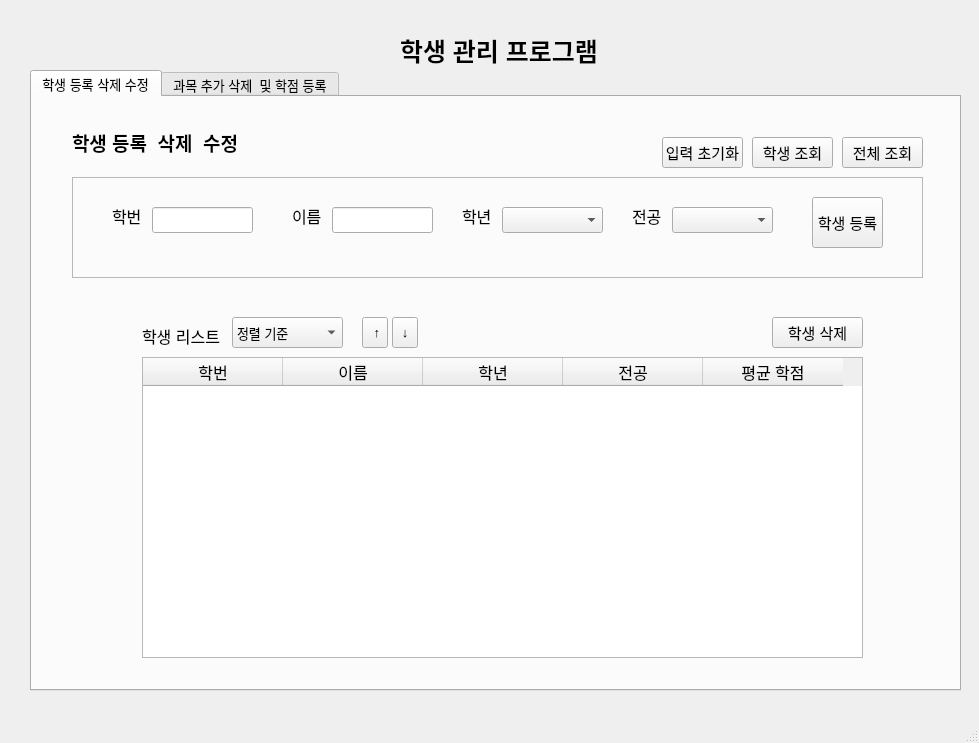
Before: the Qt Designer form mainwindow.ui in gunwoopyo/studentManagement, drawn with Qt 5.
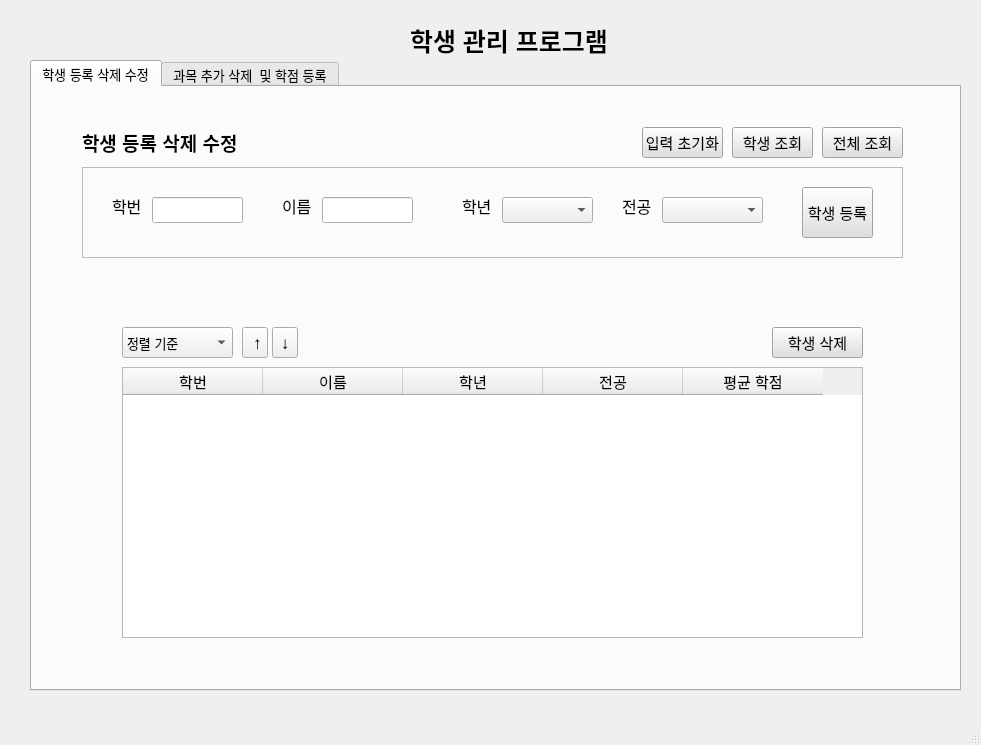
After: the same form once the commit is applied. The open tabs and pages were chosen to show the change.

Diff of the .ui file:
```diff
--- a/mainwindow.ui
+++ b/mainwindow.ui
@@ -6,8 +6,8 @@
    <rect>
     <x>0</x>
     <y>0</y>
-    <width>979</width>
-    <height>743</height>
+    <width>981</width>
+    <height>745</height>
    </rect>
   </property>
   <property name="font">
@@ -26,14 +26,29 @@
     <property name="geometry">
      <rect>
       <x>30</x>
-      <y>70</y>
+      <y>60</y>
       <width>931</width>
-      <height>621</height>
+      <height>631</height>
      </rect>
     </property>
+    <property name="tabletTracking">
+     <bool>false</bool>
+    </property>
+    <property name="tabPosition">
+     <enum>QTabWidget::TabPosition::North</enum>
+    </property>
+    <property name="tabShape">
+     <enum>QTabWidget::TabShape::Rounded</enum>
+    </property>
     <property name="currentIndex">
      <number>1</number>
     </property>
+    <property name="tabsClosable">
+     <bool>false</bool>
+    </property>
+    <property name="tabBarAutoHide">
+     <bool>false</bool>
+    </property>
     <widget class="QWidget" name="search">
      <attribute name="title">
       <string>학생 등록 삭제 수정</string>
@@ -41,24 +56,24 @@
      <widget class="QFrame" name="searchFrame">
       <property name="geometry">
        <rect>
-        <x>40</x>
+        <x>50</x>
         <y>80</y>
-        <width>851</width>
-        <height>101</height>
+        <width>821</width>
+        <height>91</height>
        </rect>
       </property>
       <property name="frameShape">
        <enum>QFrame::Shape::StyledPanel</enum>
       </property>
       <property name="frameShadow">
-       <enum>QFrame::Shadow::Raised</enum>
+       <enum>QFrame::Shadow::Plain</enum>
       </property>
       <widget class="QLineEdit" name="searchStudentIDText">
        <property name="geometry">
         <rect>
-         <x>80</x>
+         <x>70</x>
          <y>30</y>
-         <width>101</width>
+         <width>91</width>
          <height>26</height>
         </rect>
        </property>
@@ -66,9 +81,9 @@
       <widget class="QComboBox" name="searchYearComboBox">
        <property name="geometry">
         <rect>
-         <x>430</x>
+         <x>420</x>
          <y>30</y>
-         <width>101</width>
+         <width>91</width>
          <height>26</height>
         </rect>
        </property>
@@ -111,7 +126,7 @@
       <widget class="QLabel" name="searchYear">
        <property name="geometry">
         <rect>
-         <x>390</x>
+         <x>380</x>
          <y>30</y>
          <width>31</width>
          <height>18</height>
@@ -120,6 +135,7 @@
        <property name="font">
         <font>
          <pointsize>12</pointsize>
+         <bold>false</bold>
         </font>
        </property>
        <property name="text">
@@ -129,7 +145,7 @@
       <widget class="QComboBox" name="searchMajorComboBox">
        <property name="geometry">
         <rect>
-         <x>600</x>
+         <x>580</x>
          <y>30</y>
          <width>101</width>
          <height>26</height>
@@ -159,7 +175,7 @@
       <widget class="QLabel" name="searchMajor">
        <property name="geometry">
         <rect>
-         <x>560</x>
+         <x>540</x>
          <y>30</y>
          <width>31</width>
          <height>18</height>
@@ -168,6 +184,7 @@
        <property name="font">
         <font>
          <pointsize>12</pointsize>
+         <bold>false</bold>
         </font>
        </property>
        <property name="text">
@@ -177,7 +194,7 @@
       <widget class="QLabel" name="searchStudentID">
        <property name="geometry">
         <rect>
-         <x>40</x>
+         <x>30</x>
          <y>30</y>
          <width>31</width>
          <height>18</height>
@@ -186,6 +203,7 @@
        <property name="font">
         <font>
          <pointsize>12</pointsize>
+         <bold>false</bold>
         </font>
        </property>
        <property name="text">
@@ -195,9 +213,9 @@
       <widget class="QLineEdit" name="searchStudentNameText">
        <property name="geometry">
         <rect>
-         <x>260</x>
+         <x>240</x>
          <y>30</y>
-         <width>101</width>
+         <width>91</width>
          <height>26</height>
         </rect>
        </property>
@@ -205,7 +223,7 @@
       <widget class="QLabel" name="searchStudentName">
        <property name="geometry">
         <rect>
-         <x>220</x>
+         <x>200</x>
          <y>30</y>
          <width>31</width>
          <height>18</height>
@@ -214,6 +232,7 @@
        <property name="font">
         <font>
          <pointsize>12</pointsize>
+         <bold>false</bold>
         </font>
        </property>
        <property name="text">
@@ -223,7 +242,7 @@
       <widget class="QPushButton" name="registrationStudentPushButton">
        <property name="geometry">
         <rect>
-         <x>740</x>
+         <x>720</x>
          <y>20</y>
          <width>71</width>
          <height>51</height>
@@ -232,8 +251,14 @@
        <property name="font">
         <font>
          <pointsize>11</pointsize>
+         <bold>false</bold>
         </font>
        </property>
+       <property name="styleSheet">
+        <string notr="true">QPushButton {
+    background-color: #e0e0e0;
+}</string>
+       </property>
        <property name="text">
         <string>학생 등록</string>
        </property>
@@ -242,10 +267,10 @@
      <widget class="QTableWidget" name="searchTable">
       <property name="geometry">
        <rect>
-        <x>110</x>
-        <y>260</y>
-        <width>721</width>
-        <height>301</height>
+        <x>90</x>
+        <y>280</y>
+        <width>741</width>
+        <height>271</height>
        </rect>
       </property>
       <attribute name="horizontalHeaderDefaultSectionSize">
@@ -257,7 +282,7 @@
        </property>
        <property name="font">
         <font>
-         <pointsize>12</pointsize>
+         <pointsize>11</pointsize>
         </font>
        </property>
       </column>
@@ -267,7 +292,7 @@
        </property>
        <property name="font">
         <font>
-         <pointsize>12</pointsize>
+         <pointsize>11</pointsize>
         </font>
        </property>
       </column>
@@ -277,7 +302,7 @@
        </property>
        <property name="font">
         <font>
-         <pointsize>12</pointsize>
+         <pointsize>11</pointsize>
         </font>
        </property>
       </column>
@@ -287,7 +312,7 @@
        </property>
        <property name="font">
         <font>
-         <pointsize>12</pointsize>
+         <pointsize>11</pointsize>
         </font>
        </property>
       </column>
@@ -297,39 +322,26 @@
        </property>
        <property name="font">
         <font>
-         <pointsize>12</pointsize>
+         <pointsize>11</pointsize>
         </font>
        </property>
       </column>
      </widget>
-     <widget class="QLabel" name="label">
-      <property name="geometry">
-       <rect>
-        <x>110</x>
-        <y>230</y>
-        <width>81</width>
-        <height>18</height>
-       </rect>
-      </property>
-      <property name="font">
-       <font>
-        <pointsize>12</pointsize>
-        <bold>false</bold>
-       </font>
-      </property>
-      <property name="text">
-       <string>학생 리스트</string>
-      </property>
-     </widget>
      <widget class="QComboBox" name="searchSortComboBox">
       <property name="geometry">
        <rect>
-        <x>200</x>
-        <y>220</y>
+        <x>90</x>
+        <y>240</y>
         <width>111</width>
         <height>31</height>
        </rect>
       </property>
+      <property name="font">
+       <font>
+        <pointsize>10</pointsize>
+        <bold>false</bold>
+       </font>
+      </property>
       <item>
        <property name="text">
         <string>정렬 기준</string>
@@ -359,12 +371,18 @@
      <widget class="QToolButton" name="searchAscPushButton">
       <property name="geometry">
        <rect>
-        <x>330</x>
-        <y>220</y>
+        <x>210</x>
+        <y>240</y>
         <width>26</width>
         <height>31</height>
        </rect>
       </property>
+      <property name="font">
+       <font>
+        <pointsize>13</pointsize>
+        <bold>true</bold>
+       </font>
+      </property>
       <property name="text">
        <string> ↑</string>
       </property>
@@ -372,12 +390,18 @@
      <widget class="QToolButton" name="searchDescPushButton">
       <property name="geometry">
        <rect>
-        <x>360</x>
-        <y>220</y>
+        <x>240</x>
+        <y>240</y>
         <width>26</width>
         <height>31</height>
        </rect>
       </property>
+      <property name="font">
+       <font>
+        <pointsize>13</pointsize>
+        <bold>true</bold>
+       </font>
+      </property>
       <property name="text">
        <string>↓</string>
       </property>
@@ -386,7 +410,7 @@
       <property name="geometry">
        <rect>
         <x>740</x>
-        <y>220</y>
+        <y>240</y>
         <width>91</width>
         <height>31</height>
        </rect>
@@ -394,8 +418,14 @@
       <property name="font">
        <font>
         <pointsize>11</pointsize>
+        <bold>false</bold>
        </font>
       </property>
+      <property name="styleSheet">
+       <string notr="true">QPushButton {
+    background-color: #e0e0e0;
+}</string>
+      </property>
       <property name="text">
        <string>학생 삭제</string>
       </property>
@@ -403,7 +433,7 @@
      <widget class="QPushButton" name="searchStudentPushButton">
       <property name="geometry">
        <rect>
-        <x>720</x>
+        <x>700</x>
         <y>40</y>
         <width>81</width>
         <height>31</height>
@@ -414,6 +444,11 @@
         <pointsize>11</pointsize>
        </font>
       </property>
+      <property name="styleSheet">
+       <string notr="true">QPushButton {
+    background-color: #e0e0e0;
+}</string>
+      </property>
       <property name="text">
        <string>학생 조회</string>
       </property>
@@ -421,7 +456,7 @@
      <widget class="QPushButton" name="searchAllStudentButton">
       <property name="geometry">
        <rect>
-        <x>810</x>
+        <x>790</x>
         <y>40</y>
         <width>81</width>
         <height>31</height>
@@ -432,33 +467,19 @@
         <pointsize>11</pointsize>
        </font>
       </property>
+      <property name="styleSheet">
+       <string notr="true">QPushButton {
+    background-color: #e0e0e0;
+}</string>
+      </property>
       <property name="text">
        <string>전체 조회</string>
       </property>
      </widget>
-     <widget class="QLabel" name="label_7">
-      <property name="geometry">
-       <rect>
-        <x>40</x>
-        <y>30</y>
-        <width>171</width>
-        <height>31</height>
-       </rect>
-      </property>
-      <property name="font">
-       <font>
-        <pointsize>14</pointsize>
-        <bold>true</bold>
-       </font>
-      </property>
-      <property name="text">
-       <string>학생 등록  삭제  수정</string>
-      </property>
-     </widget>
      <widget class="QPushButton" name="clearStudentDataPushButton">
       <property name="geometry">
        <rect>
-        <x>630</x>
+        <x>610</x>
         <y>40</y>
         <width>81</width>
         <height>31</height>
@@ -467,12 +488,55 @@
       <property name="font">
        <font>
         <pointsize>11</pointsize>
+        <bold>false</bold>
        </font>
       </property>
+      <property name="styleSheet">
+       <string notr="true">QPushButton {
+    background-color: #e0e0e0;
+}</string>
+      </property>
       <property name="text">
        <string>입력 초기화</string>
       </property>
      </widget>
+     <widget class="QLabel" name="totalStudent">
+      <property name="geometry">
+       <rect>
+        <x>680</x>
+        <y>560</y>
+        <width>151</width>
+        <height>20</height>
+       </rect>
+      </property>
+      <property name="font">
+       <font>
+        <pointsize>11</pointsize>
+       </font>
+      </property>
+      <property name="text">
+       <string/>
+      </property>
+     </widget>
+     <widget class="QLabel" name="label">
+      <property name="geometry">
+       <rect>
+        <x>50</x>
+        <y>40</y>
+        <width>171</width>
+        <height>31</height>
+       </rect>
+      </property>
+      <property name="font">
+       <font>
+        <pointsize>14</pointsize>
+        <bold>true</bold>
+       </font>
+      </property>
+      <property name="text">
+       <string>학생 등록 삭제 수정</string>
+      </property>
+     </widget>
     </widget>
     <widget class="QWidget" name="addCourse">
      <attribute name="title">
@@ -962,8 +1026,8 @@
    <widget class="QLabel" name="label_9">
     <property name="geometry">
      <rect>
-      <x>400</x>
-      <y>30</y>
+      <x>410</x>
+      <y>20</y>
       <width>201</width>
       <height>41</height>
      </rect>
```
Left out of the diff: 162 changed lines with no effect on the pictures.
